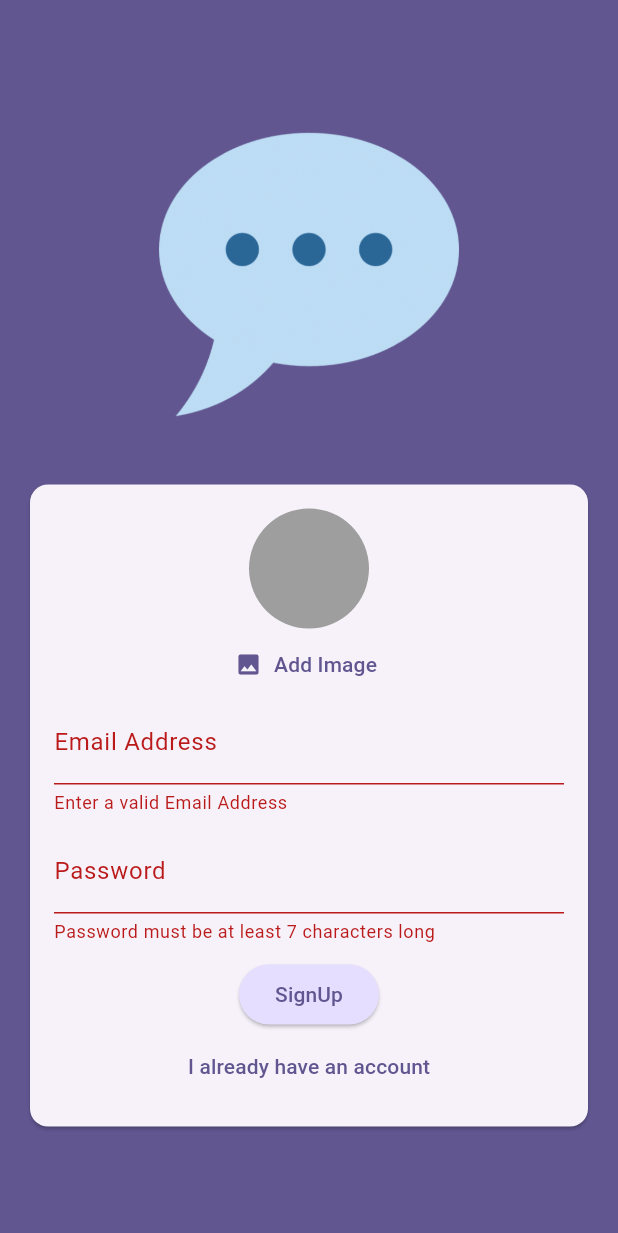
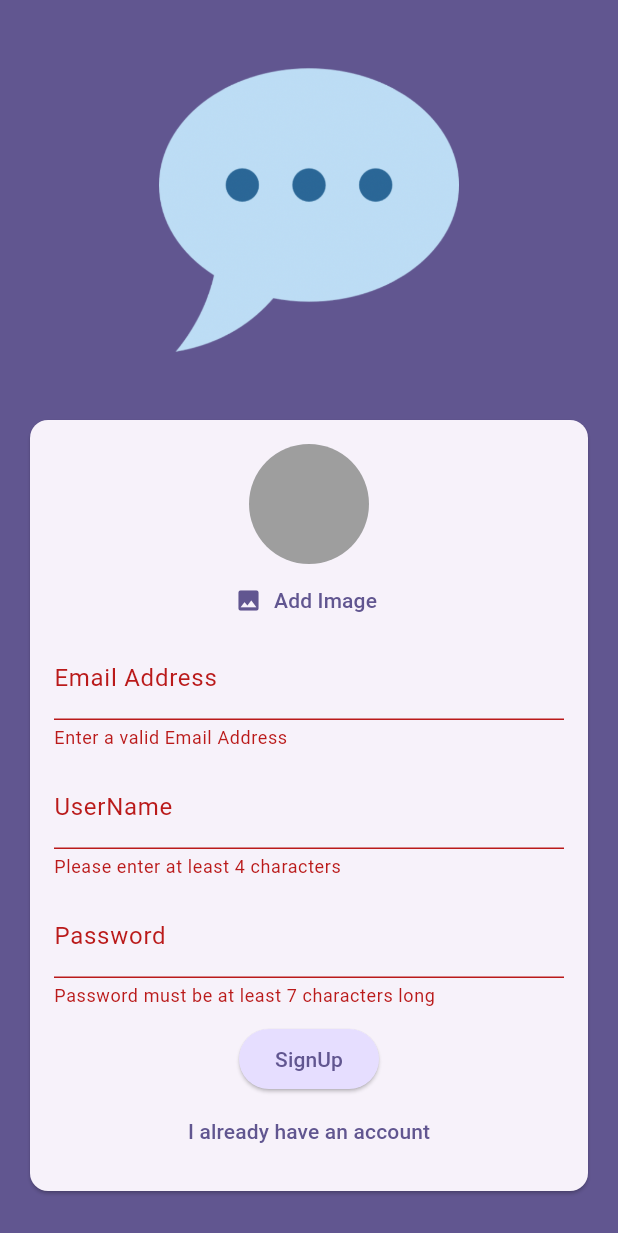
Before and after one commit to raj779401/Flutter_Chat_App, a Flutter app: the screen it shows after launch, after a tap on "Login", after a tap on "Create New Account", after a tap on "SignUp", on a phone screen of 412 x 824 dp. Shown: the top 1233 px of the screen. Run offline on Flutter 3.47's test engine with Material 3 defaults, Android fonts, the phone set to English and light mode, and no system bars; our stand-ins replace cloud_firestore, firebase_auth, firebase_core, firebase_storage, image_picker; accounts and stored records are empty.

Commit message:
username feature added

```diff
--- a/chat_app/lib/screens/authentication_screen.dart
+++ b/chat_app/lib/screens/authentication_screen.dart
@@ -18,6 +18,7 @@ class _AuthenticationScreenState extends State<AuthenticationScreen> {
   final _formKey = GlobalKey<FormState>();
   var _enteredEmail = '';
   var _enteredPassword = '';
+  var _enteredUserName = '';
   File? _selectedImage;
   bool _isLogin = true;
   bool _isAuthenticating = false;
@@ -55,7 +56,7 @@ class _AuthenticationScreenState extends State<AuthenticationScreen> {
             .collection('users')
             .doc(userCredential.user!.uid)
             .set({
-          'username': 'yet to be done',
+          'username': _enteredUserName,
           'email': _enteredEmail,
           'image_url': imageUrl,
         });
@@ -130,6 +131,27 @@ class _AuthenticationScreenState extends State<AuthenticationScreen> {
                           SizedBox(
                             height: 10,
                           ),
+                          if (!_isLogin)
+                            TextFormField(
+                              decoration: InputDecoration(
+                                labelText: 'UserName',
+                              ),
+                              enableSuggestions: false,
+                              validator: (value) {
+                                if (value == null ||
+                                    value.isEmpty ||
+                                    value.trim().length < 4) {
+                                  return "Please enter at least 4 characters";
+                                }
+                                return null;
+                              },
+                              onSaved: (newValue) {
+                                _enteredUserName = newValue!;
+                              },
+                            ),
+                          SizedBox(
+                            height: 10,
+                          ),
                           TextFormField(
                             decoration: InputDecoration(
                               labelText: 'Password',
```
